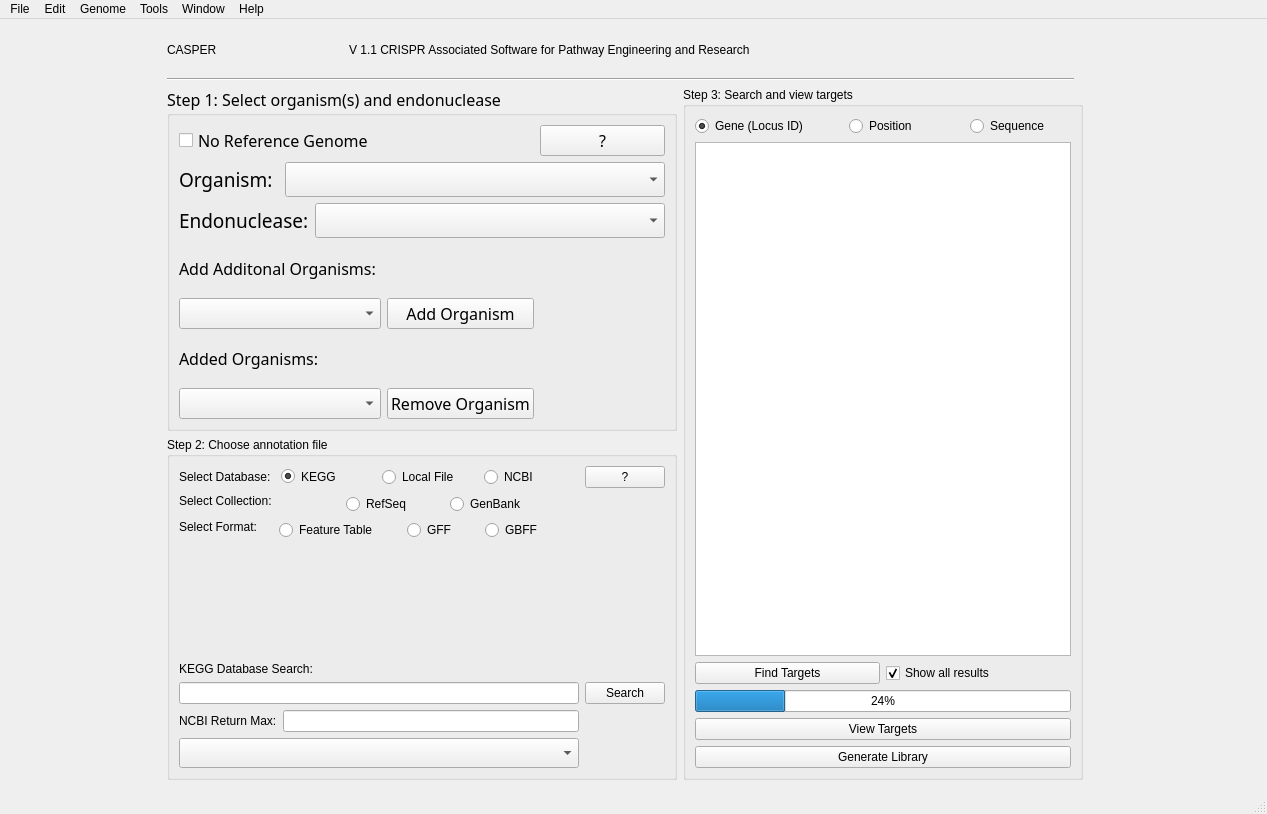
Old version of the form CASPER_main.ui in the repository bdoze90/CASPERapp.
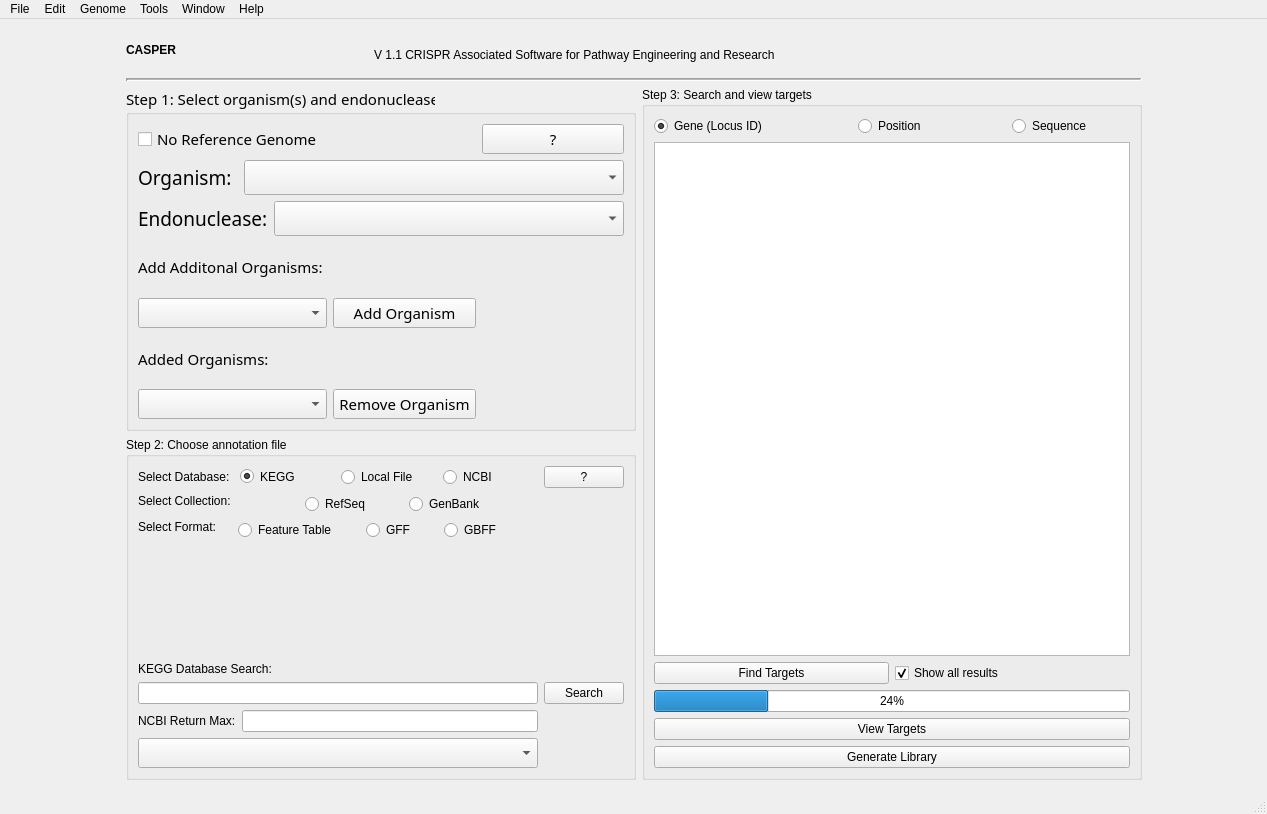
New version of the form.

What changed in the file:
```diff
--- a/CASPER_main.ui
+++ b/CASPER_main.ui
@@ -17,6 +17,9 @@
    <string>CASPER</string>
   </property>
   <widget class="QWidget" name="centralwidget">
+   <property name="styleSheet">
+    <string notr="true">font: 11pt &quot;Sans Serif&quot;;</string>
+   </property>
    <layout class="QGridLayout" name="gridLayout_6">
     <item row="0" column="1">
      <widget class="QLabel" name="label_8">
@@ -37,7 +40,7 @@
 </string>
       </property>
       <property name="text">
-       <string>CASPER</string>
+       <string>&lt;html&gt;&lt;head/&gt;&lt;body&gt;&lt;p&gt;&lt;span style=&quot; font-weight:600; color:#000000;&quot;&gt;CASPER&lt;/span&gt;&lt;/p&gt;&lt;/body&gt;&lt;/html&gt;</string>
       </property>
      </widget>
     </item>
@@ -54,7 +57,7 @@
         <property name="font">
          <font>
           <family>Sans Serif</family>
-          <pointsize>12</pointsize>
+          <pointsize>11</pointsize>
           <weight>50</weight>
           <italic>false</italic>
           <bold>false</bold>
@@ -210,7 +213,7 @@
        <widget class="QGroupBox" name="Step3">
         <property name="minimumSize">
          <size>
-          <width>400</width>
+          <width>500</width>
           <height>400</height>
          </size>
         </property>
@@ -566,7 +569,7 @@
       <property name="minimumSize">
        <size>
         <width>730</width>
-        <height>19</height>
+        <height>30</height>
        </size>
       </property>
       <property name="maximumSize">
@@ -583,14 +586,23 @@
       </property>
      </widget>
     </item>
-    <item row="1" column="1" colspan="5">
+    <item row="1" column="1" colspan="2">
      <widget class="Line" name="line">
       <property name="maximumSize">
        <size>
-        <width>907</width>
+        <width>1000000</width>
         <height>16777215</height>
        </size>
       </property>
+      <property name="styleSheet">
+       <string notr="true">color: rgb(0, 0, 0);</string>
+      </property>
+      <property name="lineWidth">
+       <number>2</number>
+      </property>
+      <property name="midLineWidth">
+       <number>1</number>
+      </property>
       <property name="orientation">
        <enum>Qt::Horizontal</enum>
       </property>
```
Left out of the diff: 58 changed lines with no effect on the pictures.
